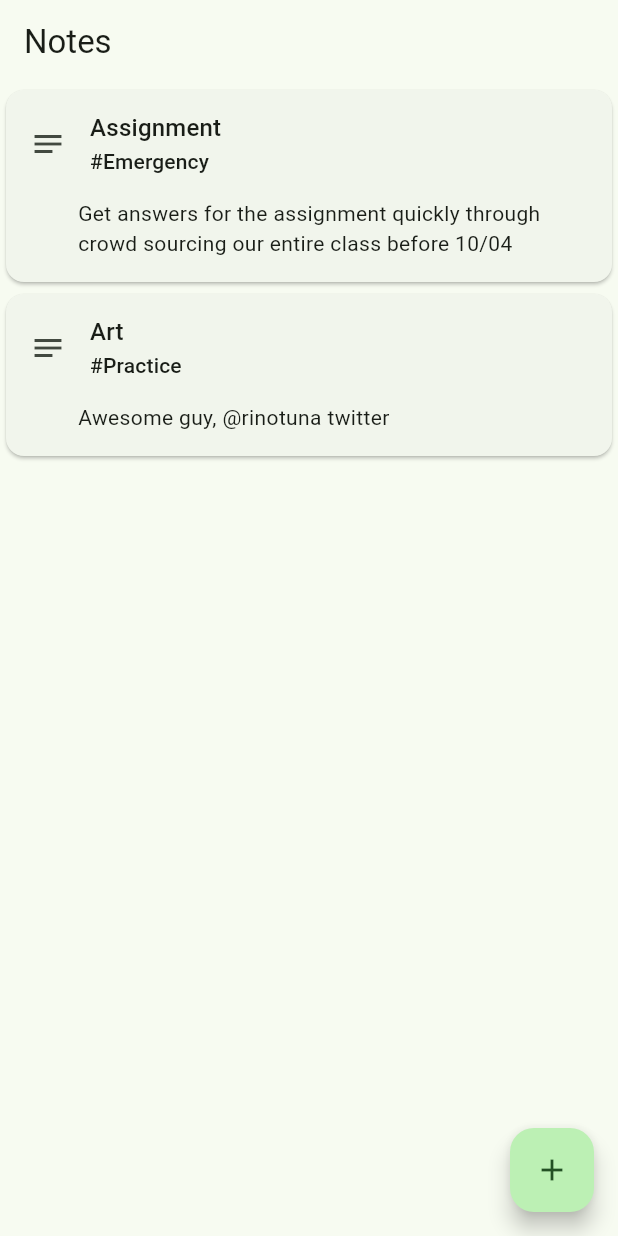
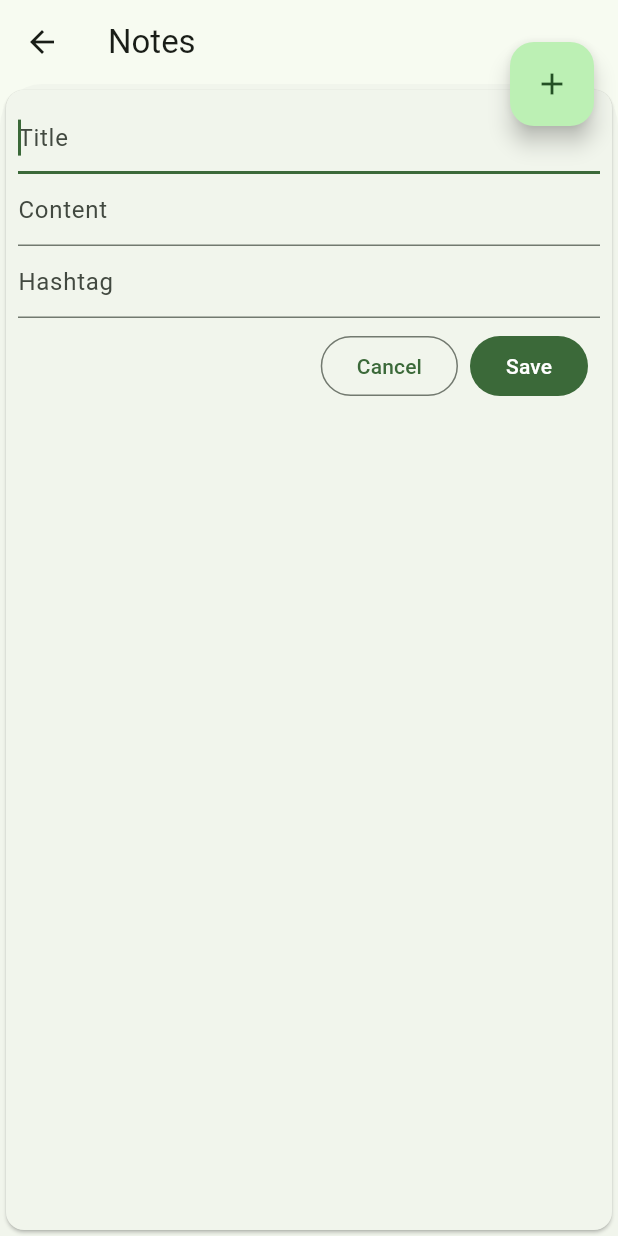
Before and after one commit to nijuyonkadesu/notes-flutter, a Flutter app: the screen it shows after launch, after a tap on the "add" icon, on a phone screen of 412 x 824 dp. Run offline on Flutter 3.47's test engine with Material 2 defaults, Android fonts, the phone set to English and light mode, and no system bars.

Commit message:
add new note

```diff
--- /dev/null
+++ b/lib/add_page.dart
@@ -0,0 +1,108 @@
+import 'package:flutter/cupertino.dart';
+import 'package:flutter/material.dart';
+
+import 'data/note_data.dart';
+
+class NewNoteCard extends StatefulWidget {
+  final Function(NoteDetail) onSave;
+
+  const NewNoteCard(this.onSave, {Key? key}) : super(key: key);
+
+  @override
+  State<NewNoteCard> createState() => _NewNoteCardState();
+}
+
+class _NewNoteCardState extends State<NewNoteCard> {
+
+  late TextEditingController _contentController;
+  late TextEditingController _titleController;
+  late TextEditingController _hashtagController;
+
+  @override
+  void initState() {
+    super.initState();
+    _contentController = TextEditingController(text: "");
+    _titleController = TextEditingController(text: "");
+    _hashtagController = TextEditingController(text: "");
+  }
+
+  void _onSave() {
+    widget.onSave(
+        NoteDetail(
+            _contentController.text,
+            _titleController.text,
+            _hashtagController.text
+        )
+    );
+  }
+
+  @override
+  Widget build(BuildContext context) {
+    return Card(
+      child: Padding(
+        padding: const EdgeInsets.all(8.0),
+        child: Column(
+          crossAxisAlignment: CrossAxisAlignment.start,
+          children: [
+            TextField(
+              controller: _titleController,
+              textInputAction: TextInputAction.next,
+              onSubmitted: (_) => FocusScope.of(context).nextFocus(),
+              autofocus: true,
+              decoration: InputDecoration(
+                hintText: 'Title',
+              ),
+            ),
+            TextField(
+              controller: _contentController,
+              textInputAction: TextInputAction.next,
+              onSubmitted: (_) => FocusScope.of(context).nextFocus(),
+              decoration: InputDecoration(
+                hintText: 'Content',
+              ),
+            ),
+            TextField(
+              controller: _hashtagController,
+              textInputAction: TextInputAction.done,
+              decoration: InputDecoration(
+                hintText: 'Hashtag',
+              ),
+            ),
+            Padding(
+              padding: const EdgeInsets.all(8.0),
+              child: Row(
+                mainAxisAlignment: MainAxisAlignment.end,
+                children: [
+                  OutlinedButton(
+                    onPressed: () {
+                      _contentController.text = "";
+                      _titleController.text = "";
+                      _hashtagController.text = "";
+                    },
+                    child: Text('Cancel'),
+                  ),
+                  SizedBox(width: 8.0),
+                  FilledButton(
+                    onPressed: (){
+                      _onSave();
+                      Navigator.of(context).pop();
+                    },
+                    child: Text('Save'),
+                  ),
+                ],
+              ),
+            ),
+          ],
+        ),
+      ),
+    );
+  }
+
+  @override
+  void dispose() {
+    _contentController.dispose();
+    _titleController.dispose();
+    _hashtagController.dispose();
+    super.dispose();
+  }
+}
--- a/lib/data/note_data.dart
+++ b/lib/data/note_data.dart
@@ -1,7 +1,7 @@
 class NoteDetail {
-  final String content;
-  final String contentTitle;
-  final String contentHashTag;
+  late final String content;
+  late String contentTitle;
+  late String contentHashTag;
 
   NoteDetail(this.content, this.contentTitle, this.contentHashTag);
 }
--- a/lib/main.dart
+++ b/lib/main.dart
@@ -1,5 +1,6 @@
 import 'package:flutter/material.dart';
 import 'package:notesflutter/data/note_data.dart';
+import 'package:notesflutter/add_page.dart';
 import 'package:notesflutter/single_note.dart';
 
 void main() {
@@ -35,14 +36,30 @@
 class _NotesHomePageState extends State<NotesHomePage> {
 
   NoteDetails data = NoteDetails();
-  void _newNote() {
+  void _newNote(NoteDetail note) {
     setState(() {
+      data.noteDetails.add(note);
     });
+  }
+
+  final _scaffoldKey =
+  GlobalKey<ScaffoldState>();
+
+  void _showBottomSheet(){
+    _scaffoldKey.currentState!.showBottomSheet((context) =>
+        NewNoteCard(
+          (note) {
+            debugPrint(note.content);
+            _newNote(note);
+          },
+        )
+    );
   }
 
   @override
   Widget build(BuildContext context) {
     return Scaffold(
+      key: _scaffoldKey,
       appBar: AppBar(
         title: Text(widget.title),
       ),
@@ -50,15 +67,20 @@
         itemCount: data.noteDetails.length,
         itemBuilder: (BuildContext context, int index){
           return InkWell(
-              onTap: () {
-                debugPrint('Card tapped.');
-              },
-              child: SingleNote(data.noteDetails[index])
+            onTap: () {
+              // TODO: Add Edit Feature
+              // TODO: Challenge! Add SQL database to persist data!
+            },
+            child: SingleNote(
+              data.noteDetails[index],
+            ),
           );
         },
       ),
       floatingActionButton: FloatingActionButton(
-        onPressed: _newNote,
+        onPressed: (){
+          _showBottomSheet();
+        },
         tooltip: 'Take Note',
         child: const Icon(Icons.add),
       ),
```
